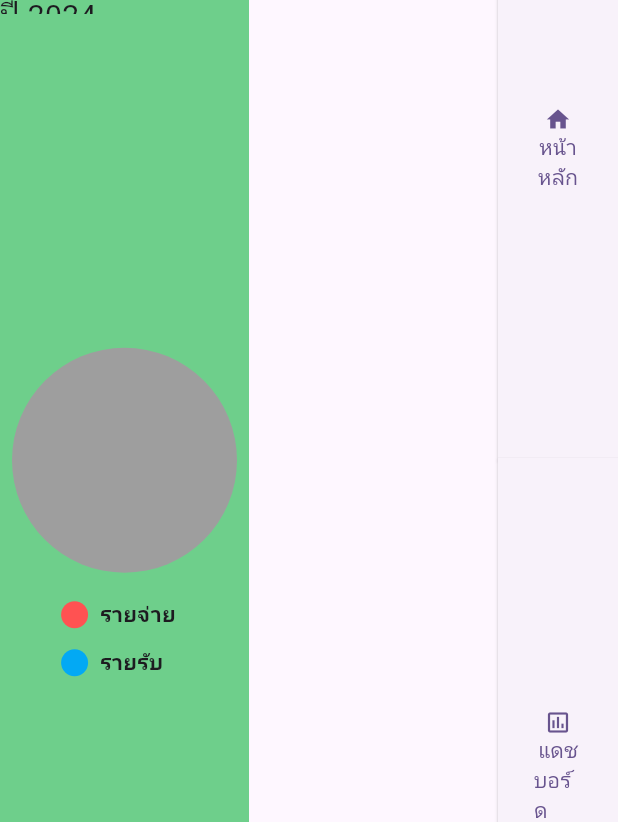
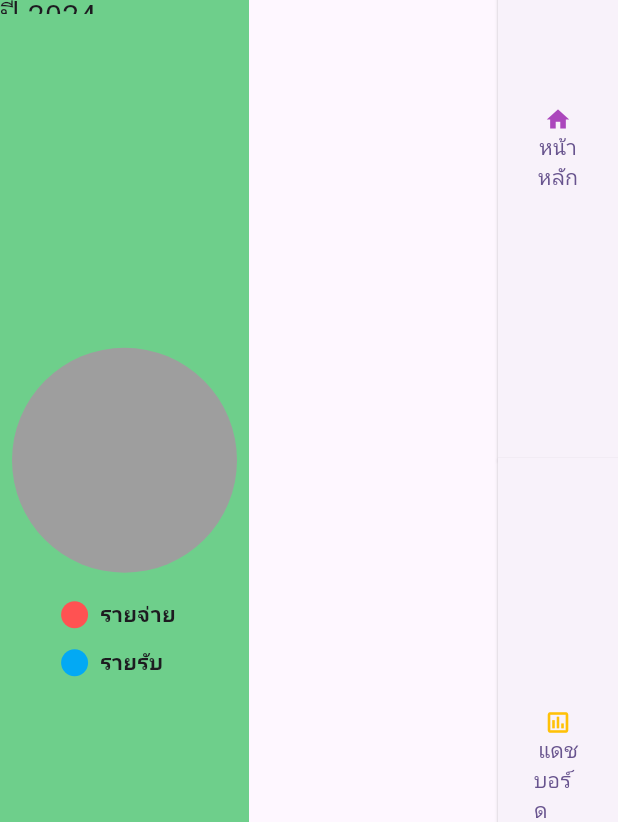
Before and after one commit to Lenilk/incomeandexpensesapp, a Flutter app: the LandScapeLayout screen opened directly, after a tap on "แดช", on a phone screen of 412 x 824 dp. Shown: the part 160-982 px from the top of the screen. Run offline on Flutter 3.47's test engine with Material 3 defaults, Android fonts, the phone set to English and light mode, and no system bars; drawn by our look-alikes of pie_chart; our stand-ins replace shared_preferences, table_calendar; accounts and stored records are empty.

Commit message:
change icon color when click in landscapelayout

```diff
--- a/lib/Page/Layout/landscapelayout.dart
+++ b/lib/Page/Layout/landscapelayout.dart
@@ -49,13 +49,16 @@ class _LandScapeLayoutState extends State<LandScapeLayout> {
                       onPressed: () {
                         onItemTapped(0);
                       },
-                      child: const Center(
+                      child: Center(
                           child: Column(
                         mainAxisAlignment: MainAxisAlignment.center,
                         children: [
-                          Icon(Icons.home),
-                          Text('หน้า'),
-                          Text('หลัก')
+                          Icon(Icons.home,
+                              color: selectedIndex == 0
+                                  ? Colors.amber
+                                  : Colors.purple.shade400),
+                          const Text('หน้า'),
+                          const Text('หลัก')
                         ],
                       ))),
                 ),
@@ -70,13 +73,18 @@ class _LandScapeLayoutState extends State<LandScapeLayout> {
                       onPressed: () {
                         onItemTapped(1);
                       },
-                      child: const Center(
+                      child: Center(
                           child: Column(
                         mainAxisAlignment: MainAxisAlignment.center,
                         children: [
-                          Icon(Icons.assessment_outlined),
-                          Text('แดช'),
-                          Text('บอร์ด')
+                          Icon(
+                            Icons.assessment_outlined,
+                            color: selectedIndex == 1
+                                ? Colors.amber
+                                : Colors.purple.shade400,
+                          ),
+                          const Text('แดช'),
+                          const Text('บอร์ด')
                         ],
                       ))),
                 ),
--- a/lib/Page/Layout/portraitlayout.dart
+++ b/lib/Page/Layout/portraitlayout.dart
@@ -37,7 +37,9 @@ class _PortraitLayoutState extends State<PortraitLayout> {
             label: 'หน้าหลัก',
           ),
           const BottomNavigationBarItem(
-            icon: Icon(Icons.assessment_outlined),
+            icon: Icon(
+              Icons.assessment_outlined,
+            ),
             label: 'แดชบอร์ด',
           ),
           if (!env.testTime)
@@ -47,7 +49,7 @@ class _PortraitLayoutState extends State<PortraitLayout> {
             ),
         ],
         currentIndex: selectedIndex,
-        selectedItemColor: Colors.amber[800],
+        selectedItemColor: Colors.amber,
         onTap: onItemTapped,
       ),
     );
--- a/lib/function/senddatathatoffline.dart
+++ b/lib/function/senddatathatoffline.dart
@@ -1,4 +1,3 @@
-import 'dart:convert';
 import 'package:flutter/material.dart';
 import 'package:http/http.dart' as http;
 import './ip.dart';
```
